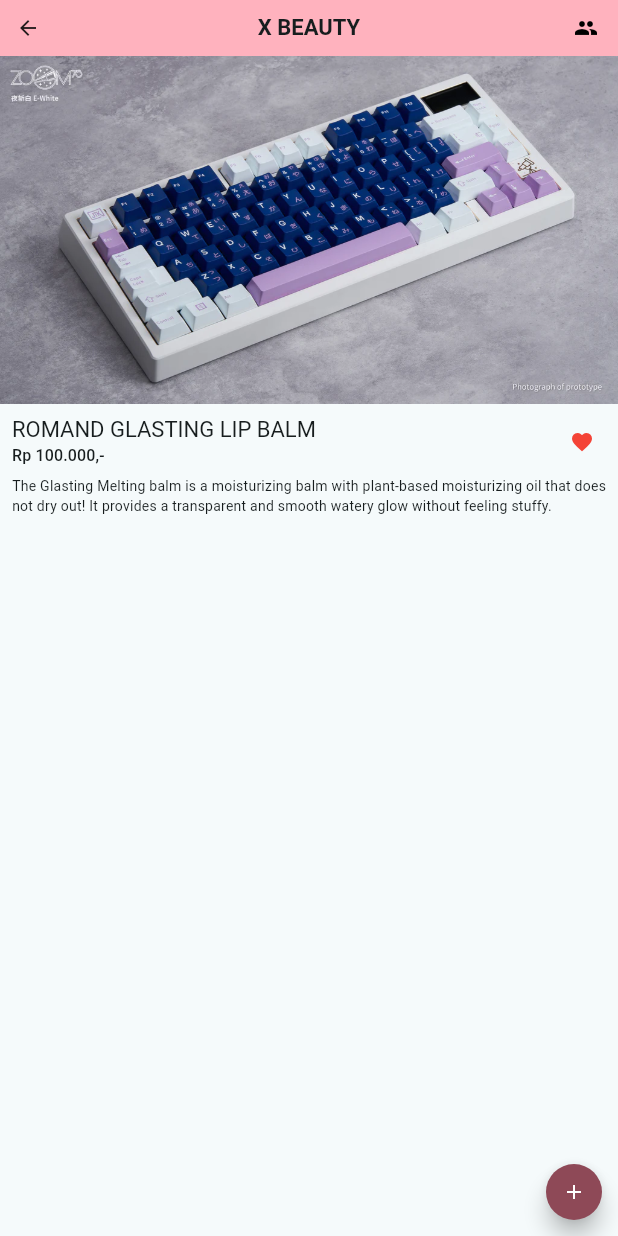
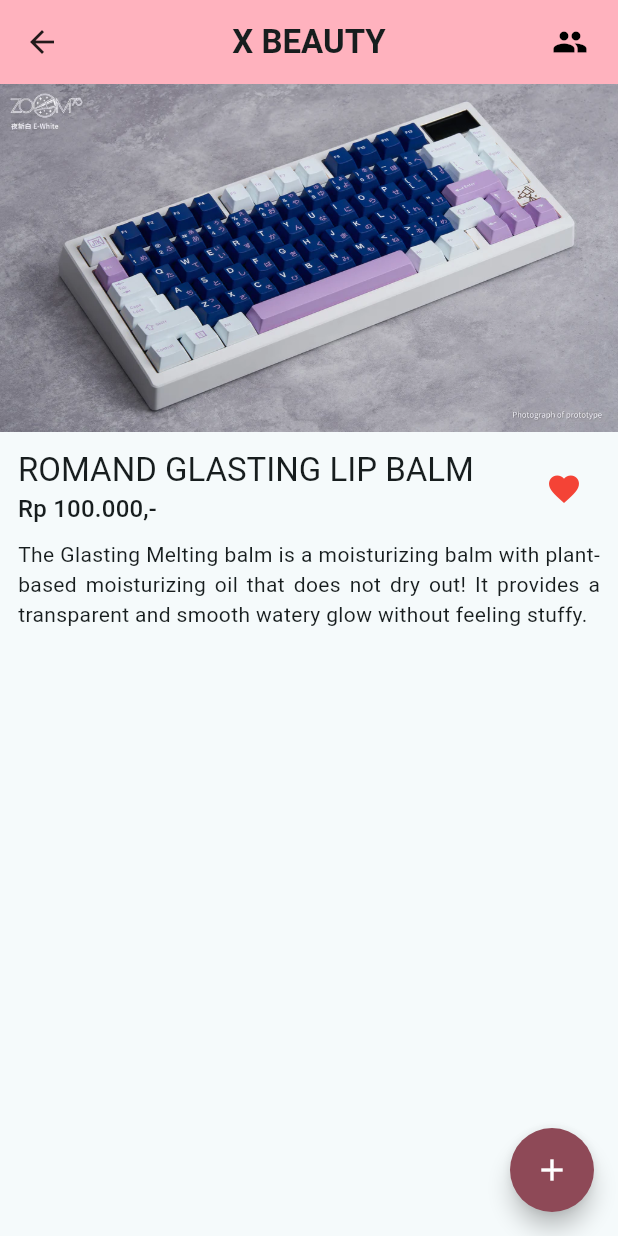
Before and after one commit to PixelSam123/flutter_task_archive, a Flutter app: the screen it shows after launch, after a tap on "Open", on a phone screen of 412 x 824 dp. Run offline on Flutter 3.47's test engine with Material 3 defaults, Android fonts, the light colour scheme and no system bars; our stand-ins replace material_symbols_icons; missing offline and left inert: window_size.

Commit message:
more robust Linux app scale fix

```diff
--- a/lib/fake_device_pixel_ratio.dart
+++ b/lib/fake_device_pixel_ratio.dart
@@ -1,23 +1,24 @@
 import 'package:flutter/widgets.dart';
 
 class FakeDevicePixelRatio extends StatelessWidget {
-  final double fakeDevicePixelRatio;
+  final double? fakeDevicePixelRatio;
   final Widget child;
 
   const FakeDevicePixelRatio({
     super.key,
-    required this.fakeDevicePixelRatio,
+    this.fakeDevicePixelRatio,
     required this.child,
   });
 
   @override
   Widget build(BuildContext context) {
-    final ratio = fakeDevicePixelRatio / View.of(context).devicePixelRatio;
+    final realRatio = View.of(context).devicePixelRatio;
+    final calculatedRatio = (fakeDevicePixelRatio ?? realRatio) / realRatio;
 
     return FractionallySizedBox(
-      widthFactor: 1.0 / ratio,
-      heightFactor: 1.0 / ratio,
-      child: Transform.scale(scale: ratio, child: child),
+      widthFactor: 1.0 / calculatedRatio,
+      heightFactor: 1.0 / calculatedRatio,
+      child: Transform.scale(scale: calculatedRatio, child: child),
     );
   }
 }
```
Also changed, not shown: lib/main.dart (+33 -13 lines).
